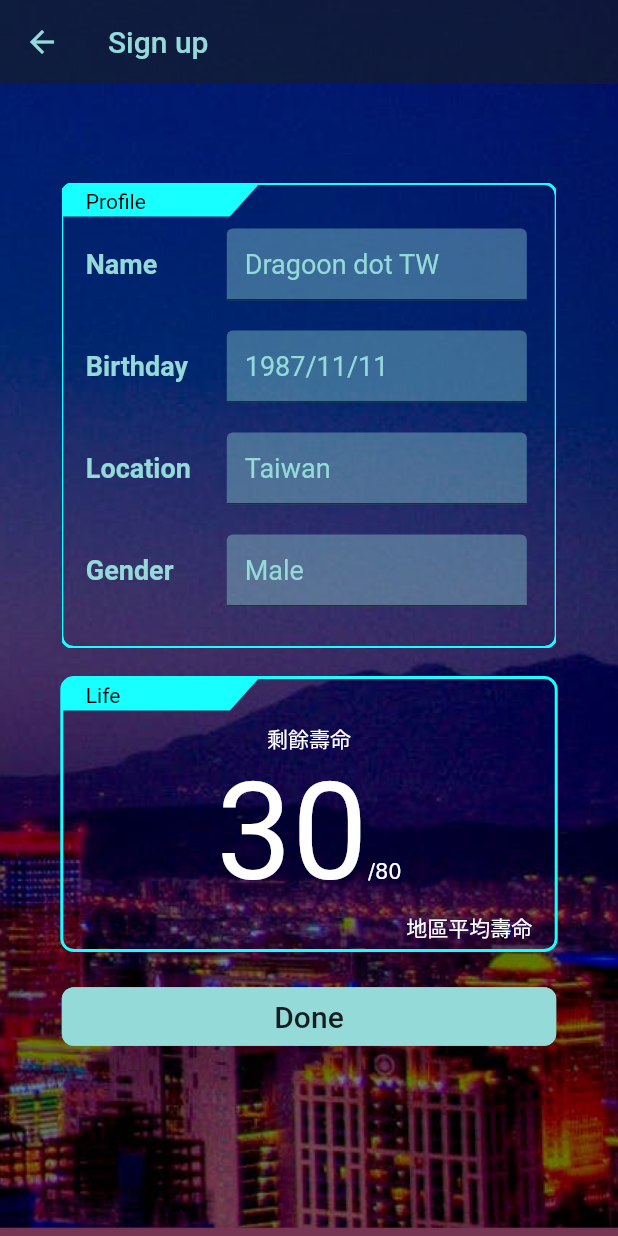
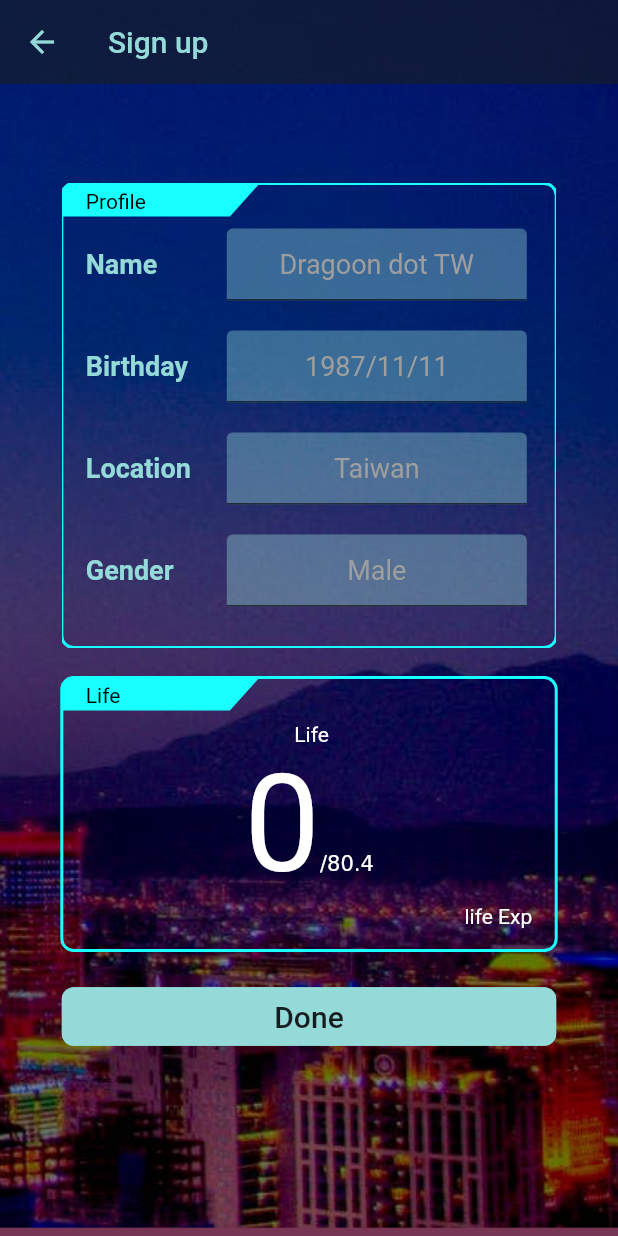
Before and after one commit to QuiverYang/BucketList, a Flutter app: the SignUpScreen screen opened by its route, on a phone screen of 412 x 824 dp. Run offline on Flutter 3.47's test engine with Material 2 defaults, Android fonts, the phone set to English and light mode, and no system bars.

Commit message:
Add - sign up screen data picker

```diff
--- a/lib/main.dart
+++ b/lib/main.dart
@@ -16,9 +16,10 @@ class MyApp extends StatelessWidget {
     return MaterialApp(
       title: 'Flutter Demo',
       theme: ThemeData(
-        primarySwatch: Colors.blue,
-        visualDensity: VisualDensity.adaptivePlatformDensity,
-      ),
+          primarySwatch: Colors.blue,
+          visualDensity: VisualDensity.adaptivePlatformDensity,
+          bottomSheetTheme:
+              BottomSheetThemeData(backgroundColor: Colors.transparent)),
       routes: {
         '/test': (context) => TestScreen(),
         '/': (context) => LoginScreen(title: 'Flutter Demo Home Page'),
--- a/lib/screen/signup_screen.dart
+++ b/lib/screen/signup_screen.dart
@@ -1,6 +1,10 @@
 import 'package:bucketlist/utilities/constant.dart';
+import 'package:bucketlist/utilities/methods.dart';
+import 'package:flutter/cupertino.dart';
 import 'package:flutter/material.dart';
 import 'component/panel_widget.dart';
+import 'component/util_widget.dart';
+import 'package:bucketlist/utilities/fakedata.dart';
 
 class SignUpScreen extends StatefulWidget {
   SignUpScreen({Key key, this.title}) : super(key: key);
@@ -10,23 +14,29 @@ class SignUpScreen extends StatefulWidget {
 }
 
 class _SignUpScreenState extends State<SignUpScreen> {
+  TextEditingController locationTEC;
+  TextEditingController birthdayTEC;
+  TextEditingController genderTEC;
+  TextEditingController nameTEC;
+  @override
+  void initState() {
+    super.initState();
+    locationTEC = TextEditingController();
+    birthdayTEC = TextEditingController();
+    genderTEC = TextEditingController();
+    nameTEC = TextEditingController();
+  }
+
   @override
   Widget build(BuildContext context) {
     final double width = MediaQuery.of(context).size.width;
     final double height = MediaQuery.of(context).size.height;
     final panelWidth = MediaQuery.of(context).size.width - 48;
+
     return Scaffold(
       extendBodyBehindAppBar: true,
-      appBar: AppBar(
-        iconTheme: IconThemeData(
-          color: kThemeColor, //change your color here
-        ),
-        title: Text(
-          "${widget.title ?? 'Sign up'}",
-          style: TextStyle(color: kThemeColor),
-        ),
-        elevation: 0,
-        backgroundColor: Color.fromARGB(160, 22, 29, 32),
+      appBar: DragoonAppBar(
+        title: 'Sign up',
       ),
       body: Scaffold(
         body: Container(
@@ -49,10 +59,21 @@ class _SignUpScreenState extends State<SignUpScreen> {
                   titleTextSize: 14,
                   contentWidget: Column(
                     children: [
-                      oneRow('Name', 'Dragoon dot TW', panelWidth: panelWidth),
-                      oneRow('Birthday', '1987/11/11', panelWidth: panelWidth),
-                      oneRow('Location', 'Taiwan', panelWidth: panelWidth),
-                      oneRow('Gender', 'Male', panelWidth: panelWidth),
+                      oneRow('Name', 'Dragoon dot TW',
+                          panelWidth: panelWidth,
+                          textEditingController: nameTEC),
+                      oneRow('Birthday', '1987/11/11',
+                          panelWidth: panelWidth,
+                          textEditingController: birthdayTEC),
+                      oneRow('Location', 'Taiwan',
+                          panelWidth: panelWidth,
+                          pickData: avgLife,
+                          textEditingController: locationTEC),
+                      oneRow('Gender', 'Male',
+                          panelWidth: panelWidth,
+                          pickData: {'Male': 0, 'Female': 0},
+                          loop: false,
+                          textEditingController: genderTEC),
                     ],
                   ),
                 ),
@@ -67,21 +88,24 @@ class _SignUpScreenState extends State<SignUpScreen> {
                       crossAxisAlignment: CrossAxisAlignment.center,
                       children: [
                         Text(
-                          '剩餘壽命',
+                          '${nameTEC.text} Life',
                           style: TextStyle(color: Colors.white),
                         ),
                         RichText(
                           text: TextSpan(children: [
                             TextSpan(
-                                text: '30', style: TextStyle(fontSize: 90)),
-                            TextSpan(text: '/80')
+                                text: _countAge(birthdayTEC.text) ?? '0',
+                                style: TextStyle(fontSize: 90)),
+                            TextSpan(
+                                text:
+                                    '/${avgLife["${locationTEC.text == '' ? 'Taiwan' : locationTEC.text}"]}')
                           ]),
                         ),
                         Row(
                           mainAxisAlignment: MainAxisAlignment.end,
                           children: [
                             Text(
-                              '地區平均壽命',
+                              '${locationTEC.text} life Exp',
                               style: TextStyle(color: Colors.white),
                             ),
                           ],
@@ -102,7 +126,7 @@ class _SignUpScreenState extends State<SignUpScreen> {
                     ),
                   ),
                   onPressed: () {
-                    Navigator.pushNamed(context, '/signUp');
+                    Navigator.of(context).pushNamed('/bucketList');
                   },
                   shape: RoundedRectangleBorder(
                     borderRadius: BorderRadius.circular(8.0),
@@ -112,12 +136,34 @@ class _SignUpScreenState extends State<SignUpScreen> {
               ],
             ),
           ),
-        ), // This trailin,
+        ),
       ),
     );
   }
 
-  Widget oneRow(String title, String hint, {double panelWidth}) {
+  // 生日只能是yyyy/mm/dd or yyyymmdd
+  String _countAge(String birthdayStr) {
+    String result;
+    var now = DateTime.now();
+    var formatedBirth = birthdayStr.replaceAll('/', '');
+    try {
+      var birthday = DateTime.parse(formatedBirth);
+      var age = now.year - birthday.year;
+      return '$age';
+    } catch (e) {
+      print('birthday parse error $e');
+      return result;
+    }
+  }
+
+  Widget oneRow(String title, String hint,
+      {double panelWidth,
+      Map<String, dynamic> pickData,
+      bool loop = true,
+      TextEditingController textEditingController}) {
+    TextEditingController _textEditingController =
+        textEditingController ?? TextEditingController();
+
     return Container(
       constraints: BoxConstraints(maxWidth: panelWidth),
       padding: EdgeInsets.only(right: 70, bottom: 20),
@@ -132,13 +178,30 @@ class _SignUpScreenState extends State<SignUpScreen> {
           Container(
             width: 200,
             child: TextField(
+              controller: _textEditingController,
               decoration: InputDecoration(
                 filled: true,
                 fillColor: Color.fromARGB(100, 147, 218, 216),
                 hintText: hint,
-                hintStyle: TextStyle(color: kThemeColor, fontSize: 18),
+                hintStyle: TextStyle(color: Colors.grey, fontSize: 18),
+                labelStyle: TextStyle(color: kThemeColor, fontSize: 18),
               ),
-              onChanged: (value) {},
+              textAlign: TextAlign.center,
+              onChanged: (value) {
+                setState(() {
+                  _textEditingController.text = value;
+                });
+              },
+              style: TextStyle(color: kThemeColor, fontSize: 18),
+              onTap: () async {
+                String selected = await showDragoonCupertinoPicker(
+                    context, pickData,
+                    title: title, loop: loop);
+                if (selected != null && selected != '') {
+                  _textEditingController.text = selected;
+                  setState(() {});
+                }
+              },
             ),
           )
         ],
--- a/lib/utilities/fakedata.dart
+++ b/lib/utilities/fakedata.dart
@@ -63,3 +63,103 @@ const Map<String, List<String>> questTitles1 = {
     'Photography',
   ],
 };
+
+const Map<String, double> avgLife = {
+  'Hong Kong': 84.7,
+  'Japan': 84.5,
+  'Singapore': 83.8,
+  'Italy': 83.6,
+  'Spain': 83.4,
+  'Switzerland': 83.4,
+  'Australia': 83.3,
+  'Iceland': 82.9,
+  'Israel': 82.8,
+  'South Korea': 82.8,
+  'Sweden': 82.7,
+  'France': 82,
+  'Malta': 82.4,
+  'Canada': 82.3,
+  'Norway': 82.3,
+  'Greece': 82.1,
+  'Ireland': 82.1,
+  'Luxembourg': 82.1,
+  'Netherlands': 82.1,
+  'New Zealand': 82.1,
+  'Portugal': 81.9,
+  'Andorra': 81.8,
+  'Finland': 81.7,
+  'Belgium': 81.5,
+  'Austria': 81.4,
+  'Germany': 81.2,
+  'Slovenia': 81.2,
+  'United Kingdom': 81.2,
+  'European Union': 81.2,
+  'Cyprus': 80.8,
+  'Denmark': 80.8,
+  'Liechtenstein': 80.5,
+  'Taiwan': 80.4,
+  'Costa Rica': 80.1,
+  'Chile': 80.0,
+  'Czech Republic': 79.2,
+  'Barbados': 79.1,
+  'Lebanon': 78.9,
+  'United States': 78.9,
+  'Cuba': 78.6,
+  'Estonia': 78.6,
+  'Poland': 78.5,
+  'Croatia': 78.3,
+  'Panama': 78.3,
+  'Turkey': 78.3,
+  'United Arb Emirates': 77.8,
+  'Uruguay': 77.8,
+  'Oman': 77.6,
+  'Slovakia': 77.4,
+  'Bosnia and Herzegovina': 77.3,
+  'Bahrain': 77.2,
+  'Colombia': 77.1,
+  'Antigua and Varbuda': 76.9,
+  'Thailand': 76.9,
+  'Ecuador': 76.8,
+  'Montenegro': 76.8,
+  'Sri Lanka': 76.8,
+  'Algeria': 76.7,
+  'Hungary': 76.7,
+  "China": 76.7,
+  'Argentina': 76.5,
+  'Iran': 76.5,
+  'Morocco': 76.5,
+  'Peru': 76.5,
+  'Tunisia': 76.5,
+  'Malaysia': 76.1,
+  'Saint Lucia': 76.1,
+  'Romania': 75.9,
+  'Serbia': 75.8,
+  'Brazil': 75.1,
+  'Brunei': 75.7,
+  'Lithuania': 75.7,
+  'North Macedonia': 75.7,
+  'Kuwait': 75.4,
+  'Latin America And Caribbean': 75.4,
+  'East Asia, Southeast Asia and Oceania': 75.3,
+  'Vietnam': 75.3,
+  'Latvia': 75.2,
+  'Honduras': 75.1,
+  'Mexico': 75.0,
+  'Saudi Arabia': 75.0,
+  'Armenia': 74.9,
+  'Bulgaria': 74.9,
+  'Mauritius': 74.9,
+  'Belarus': 74.6,
+  'Saint Kits and Nevis': 74.6,
+  'Belize': 74.5,
+  'Jamaica': 74.4,
+  'Jordan': 74.4,
+  'Nicaragua': 74.3,
+  'Guatemala': 74.1,
+  'Paraguay': 74.1,
+  'Dominican Republic': 73.9,
+  'Marshall Islands': 73.9,
+  'Palestine': 73.9,
+  'Bahamas': 73.8,
+  'Palau': 73.7,
+};
--- /dev/null
+++ b/lib/utilities/methods.dart
@@ -0,0 +1,69 @@
+import 'package:flutter/material.dart';
+import 'constant.dart';
+import 'package:flutter/cupertino.dart';
+
+// 跳出 picker view
+Future<String> showDragoonCupertinoPicker(
+  BuildContext context,
+  Map<String, dynamic> pickData, {
+  String title,
+  bool loop = true,
+}) async {
+  String selected = '';
+  if (pickData != null) {
+    List<String> dataList = [];
+    pickData.forEach((key, value) {
+      dataList.add(key);
+    });
+    dataList.sort((a, b) => a.compareTo(b));
+    List<Text> options = dataList
+        .map((e) => Text(
+              e,
+              style: TextStyle(color: kThemeColor),
+            ))
+        .toList();
+
+    await showModalBottomSheet(
+        context: context,
+        builder: (BuildContext builder) {
+          return Scaffold(
+            backgroundColor: Colors.transparent,
+            appBar: AppBar(
+              title: Text(title ?? ''),
+              backgroundColor: kTextColor,
+              leading: IconButton(
+                icon: Icon(Icons.clear),
+                onPressed: () {
+                  Navigator.pop(context, selected);
+                  selected = '';
+                },
+              ),
+              actions: [
+                IconButton(
+                  icon: Icon(Icons.done),
+                  onPressed: () {
+                    Navigator.pop(context, selected);
+                    if (selected == '') {
+                      selected = dataList[0];
+                    }
+                  },
+                )
+              ],
+            ),
+            body: Container(
+              child: CupertinoPicker(
+                // 半透明，把material app 的themeData-BottomSheetThemeData改成透明
+                backgroundColor: Color.fromARGB(200, 0, 0, 0),
+                children: options,
+                itemExtent: 30, //height of each item
+                looping: loop,
+                onSelectedItemChanged: (int index) {
+                  selected = dataList[index];
+                },
+              ),
+            ),
+          );
+        });
+  }
+  return selected;
+}
```
